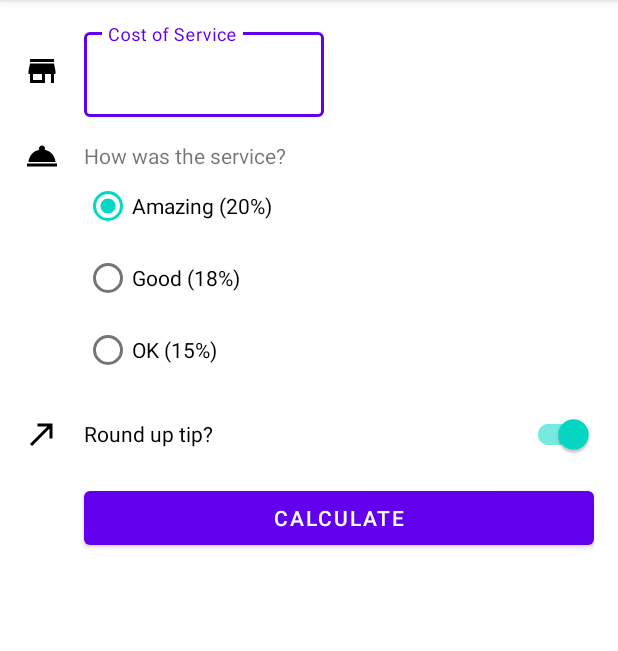
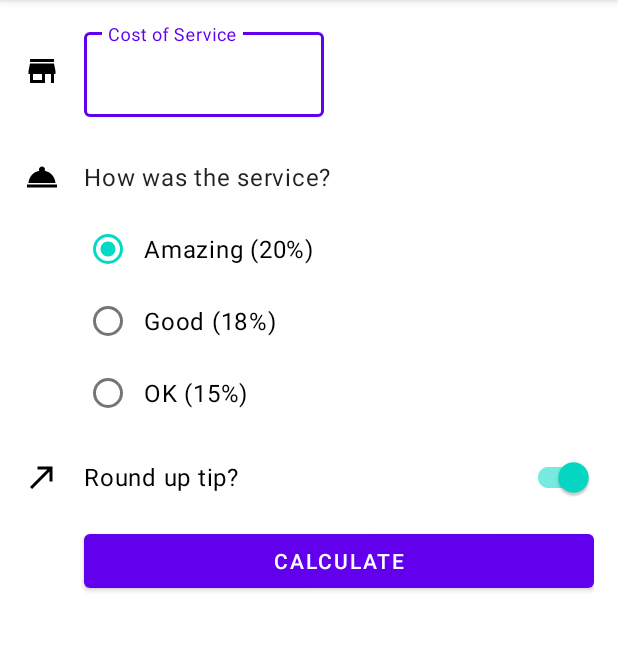
Before and after one commit to Sachin-Timilsina/Tip-Calculator, an Android app: the screen it shows after launch (MainActivity), on a phone screen of 412 x 824 dp, the part 84-735 px from its top. Run offline under Robolectric (Android 15) with nearby library versions, the phone set to English and light mode, and no system bars.

Commit message:
polished app's theme and style

```diff
--- a/app/src/main/res/layout/activity_main.xml
+++ b/app/src/main/res/layout/activity_main.xml
@@ -20,7 +20,6 @@
 
     <com.google.android.material.textfield.TextInputLayout
         android:id="@+id/cost_of_service"
-        style="@style/Widget.MaterialComponents.TextInputLayout.OutlinedBox"
         android:layout_width="160dp"
         android:layout_height="wrap_content"
         android:hint="@string/cost_of_service"
@@ -97,6 +96,7 @@
 
 
     <com.google.android.material.switchmaterial.SwitchMaterial
+        android:textAppearance="?attr/textAppearanceBody1"
         android:id="@+id/round_up_switch"
         android:layout_width="0dp"
         android:layout_height="wrap_content"
--- a/app/src/main/res/values-night/themes.xml
+++ b/app/src/main/res/values-night/themes.xml
@@ -12,5 +12,14 @@
         <!-- Status bar color. -->
         <item name="android:statusBarColor" tools:targetApi="l">?attr/colorPrimaryVariant</item>
         <!-- Customize your theme here. -->
+
+        <!-- Text input fields -->
+        <item name="textInputStyle">@style/Widget.MaterialComponents.TextInputLayout.OutlinedBox</item>
+        <!-- Radio buttons -->
+        <item name="radioButtonStyle">@style/Widget.TipTime.CompoundButton.RadioButton</item>
+        <!-- Switches -->
+        <item name="switchStyle">@style/Widget.TipTime.CompoundButton.Switch</item>
+        <!-- Text View Appearance -->
+        <item name="android:textViewStyle">@style/Widget.TipTime.TextView</item>
     </style>
 </resources>
--- /dev/null
+++ b/app/src/main/res/values/dimens.xml
@@ -0,0 +1,4 @@
+<?xml version="1.0" encoding="utf-8"?>
+<resources>
+    <dimen name="min_text_height">48dp</dimen>
+</resources>
--- /dev/null
+++ b/app/src/main/res/values/styles.xml
@@ -0,0 +1,26 @@
+<?xml version="1.0" encoding="utf-8"?>
+<resources>
+    <style name="Widget.TipTime.TextView" parent="Widget.MaterialComponents.TextView">
+        <item name="android:minHeight">@dimen/min_text_height</item>
+        <item name="android:gravity">center_vertical</item>
+        <item name="android:textAppearance">?attr/textAppearanceBody1</item>
+    </style>
+
+    <style name="Widget.TipTime.CompoundButton.Switch"
+        parent="Widget.MaterialComponents.CompoundButton.Switch" >
+        <item name="android:minHeight">@dimen/min_text_height</item>
+        <item name="android:gravity">center_vertical</item>
+        <item name="android:textAppearance">?attr/textAppearanceBody1</item>
+    </style>
+
+    <style name="Widget.TipTime.CompoundButton.RadioButton"
+        parent="Widget.MaterialComponents.CompoundButton.RadioButton">
+        <item name="android:paddingStart">8dp</item>
+        <item name="android:textAppearance">?attr/textAppearanceBody1</item>
+    </style>
+
+
+
+
+
+</resources>
--- a/app/src/main/res/values/themes.xml
+++ b/app/src/main/res/values/themes.xml
@@ -12,5 +12,17 @@
         <!-- Status bar color. -->
         <item name="android:statusBarColor" tools:targetApi="l">?attr/colorPrimaryVariant</item>
         <!-- Customize your theme here. -->
+
+        <!-- Text input fields -->
+        <item name="textInputStyle">@style/Widget.MaterialComponents.TextInputLayout.OutlinedBox</item>
+        <!-- Radio buttons -->
+        <item name="radioButtonStyle">@style/Widget.TipTime.CompoundButton.RadioButton</item>
+        <!-- Switches -->
+        <item name="switchStyle">@style/Widget.TipTime.CompoundButton.Switch</item>
+        <!-- Text View Appearance -->
+        <item name="android:textViewStyle">@style/Widget.TipTime.TextView</item>
+
     </style>
+
+
 </resources>
```
